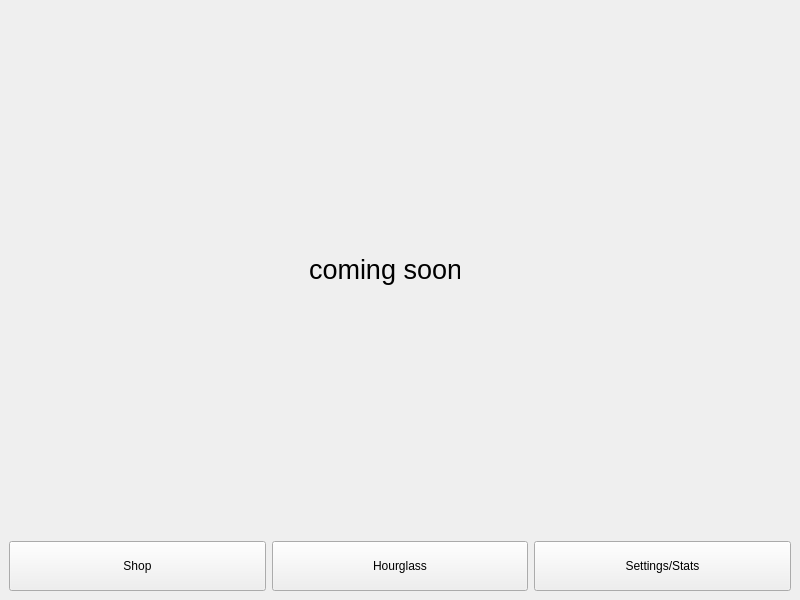
Old version of the form mainwindow.ui in the repository ljvaughn0841/COP3003-Integration-Project.
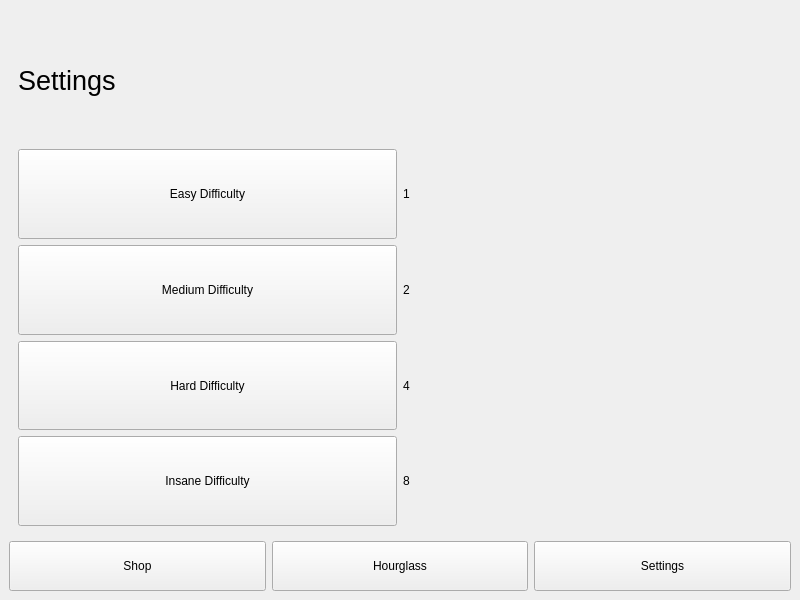
New version of the form. The open tabs and pages were chosen to show the change.

Commit message:
Added the procrastinatortimer class
Also added the difficulty setting in TimerMode.
As well as added buttons onto the settings page to set difficulty.

```diff
--- a/mainwindow.ui
+++ b/mainwindow.ui
@@ -219,24 +219,112 @@
        </layout>
       </widget>
       <widget class="QWidget" name="settingsPage">
-       <widget class="QLabel" name="label_7">
-        <property name="geometry">
-         <rect>
-          <x>300</x>
-          <y>240</y>
-          <width>151</width>
-          <height>41</height>
-         </rect>
-        </property>
-        <property name="font">
-         <font>
-          <pointsize>20</pointsize>
-         </font>
-        </property>
-        <property name="text">
-         <string>coming soon</string>
-        </property>
-       </widget>
+       <layout class="QGridLayout" name="gridLayout">
+        <item row="2" column="0">
+         <widget class="QPushButton" name="mediumButton">
+          <property name="sizePolicy">
+           <sizepolicy hsizetype="Minimum" vsizetype="MinimumExpanding">
+            <horstretch>0</horstretch>
+            <verstretch>0</verstretch>
+           </sizepolicy>
+          </property>
+          <property name="text">
+           <string>Medium Difficulty</string>
+          </property>
+         </widget>
+        </item>
+        <item row="3" column="0">
+         <widget class="QPushButton" name="hardButton">
+          <property name="sizePolicy">
+           <sizepolicy hsizetype="Minimum" vsizetype="MinimumExpanding">
+            <horstretch>0</horstretch>
+            <verstretch>0</verstretch>
+           </sizepolicy>
+          </property>
+          <property name="text">
+           <string>Hard Difficulty</string>
+          </property>
+         </widget>
+        </item>
+        <item row="1" column="1">
+         <widget class="QLabel" name="label_2">
+          <property name="text">
+           <string>1</string>
+          </property>
+         </widget>
+        </item>
+        <item row="2" column="1">
+         <widget class="QLabel" name="label_7">
+          <property name="text">
+           <string>2</string>
+          </property>
+         </widget>
+        </item>
+        <item row="0" column="0">
+         <widget class="QLabel" name="label">
+          <property name="sizePolicy">
+           <sizepolicy hsizetype="Preferred" vsizetype="Fixed">
+            <horstretch>0</horstretch>
+            <verstretch>0</verstretch>
+           </sizepolicy>
+          </property>
+          <property name="minimumSize">
+           <size>
+            <width>0</width>
+            <height>125</height>
+           </size>
+          </property>
+          <property name="font">
+           <font>
+            <pointsize>20</pointsize>
+           </font>
+          </property>
+          <property name="text">
+           <string>Settings</string>
+          </property>
+         </widget>
+        </item>
+        <item row="1" column="0">
+         <widget class="QPushButton" name="easyButton">
+          <property name="sizePolicy">
+           <sizepolicy hsizetype="Minimum" vsizetype="MinimumExpanding">
+            <horstretch>0</horstretch>
+            <verstretch>0</verstretch>
+           </sizepolicy>
+          </property>
+          <property name="text">
+           <string>Easy Difficulty</string>
+          </property>
+         </widget>
+        </item>
+        <item row="3" column="1">
+         <widget class="QLabel" name="label_9">
+          <property name="text">
+           <string>4</string>
+          </property>
+         </widget>
+        </item>
+        <item row="4" column="0">
+         <widget class="QPushButton" name="insaneButton">
+          <property name="sizePolicy">
+           <sizepolicy hsizetype="Minimum" vsizetype="MinimumExpanding">
+            <horstretch>0</horstretch>
+            <verstretch>0</verstretch>
+           </sizepolicy>
+          </property>
+          <property name="text">
+           <string>Insane Difficulty</string>
+          </property>
+         </widget>
+        </item>
+        <item row="4" column="1">
+         <widget class="QLabel" name="label_8">
+          <property name="text">
+           <string>8</string>
+          </property>
+         </widget>
+        </item>
+       </layout>
       </widget>
      </widget>
     </item>
@@ -295,7 +383,7 @@
          </size>
         </property>
         <property name="text">
-         <string>Settings/Stats</string>
+         <string>Settings</string>
         </property>
        </widget>
       </item>
```
Left out of the diff: 2 changed lines with no effect on the pictures. The commit also changes 6 other files.
